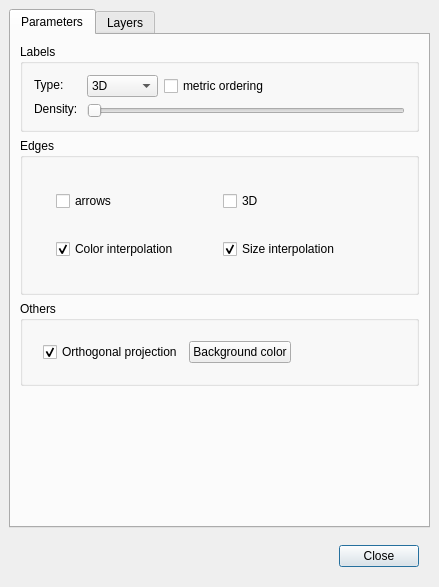
The window that library/tulip-qt/designer/RenderingParametersDialog.ui (vadivelselvaraj/TulipGLImprovement) describes before a commit, drawn with Qt 5.
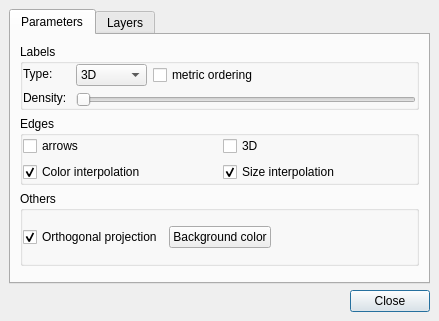
The same window after the commit.

Diff of the .ui file:
```diff
--- a/library/tulip-qt/designer/RenderingParametersDialog.ui
+++ b/library/tulip-qt/designer/RenderingParametersDialog.ui
@@ -6,7 +6,7 @@
     <x>0</x>
     <y>0</y>
     <width>439</width>
-    <height>587</height>
+    <height>321</height>
    </rect>
   </property>
   <property name="windowTitle" >
@@ -61,7 +61,7 @@
            </property>
            <layout class="QGridLayout" >
             <property name="margin" >
-             <number>11</number>
+             <number>0</number>
             </property>
             <property name="spacing" >
              <number>6</number>
@@ -248,7 +248,7 @@
            </property>
            <layout class="QGridLayout" >
             <property name="margin" >
-             <number>11</number>
+             <number>0</number>
             </property>
             <property name="spacing" >
              <number>6</number>
@@ -256,7 +256,7 @@
             <item row="0" column="0" >
              <layout class="QVBoxLayout" >
               <property name="margin" >
-               <number>11</number>
+               <number>0</number>
               </property>
               <property name="spacing" >
                <number>6</number>
@@ -264,7 +264,7 @@
               <item>
                <layout class="QHBoxLayout" >
                 <property name="margin" >
-                 <number>11</number>
+                 <number>0</number>
                 </property>
                 <property name="spacing" >
                  <number>6</number>
@@ -300,7 +300,7 @@
               <item>
                <layout class="QHBoxLayout" >
                 <property name="margin" >
-                 <number>11</number>
+                 <number>0</number>
                 </property>
                 <property name="spacing" >
                  <number>6</number>
@@ -351,7 +351,7 @@
            </property>
            <layout class="QGridLayout" >
             <property name="margin" >
-             <number>9</number>
+             <number>0</number>
             </property>
             <property name="spacing" >
              <number>6</number>
@@ -359,7 +359,7 @@
             <item row="0" column="0" >
              <layout class="QHBoxLayout" >
               <property name="margin" >
-               <number>11</number>
+               <number>0</number>
               </property>
               <property name="spacing" >
                <number>6</number>
@@ -421,12 +421,6 @@
            <property name="orientation" >
             <enum>Qt::Vertical</enum>
            </property>
-           <property name="sizeHint" >
-            <size>
-             <width>20</width>
-             <height>40</height>
-            </size>
-           </property>
           </spacer>
          </item>
         </layout>
@@ -481,7 +475,7 @@
    <item row="1" column="0" >
     <layout class="QHBoxLayout" >
      <property name="margin" >
-      <number>11</number>
+      <number>0</number>
      </property>
      <property name="spacing" >
       <number>6</number>
```
